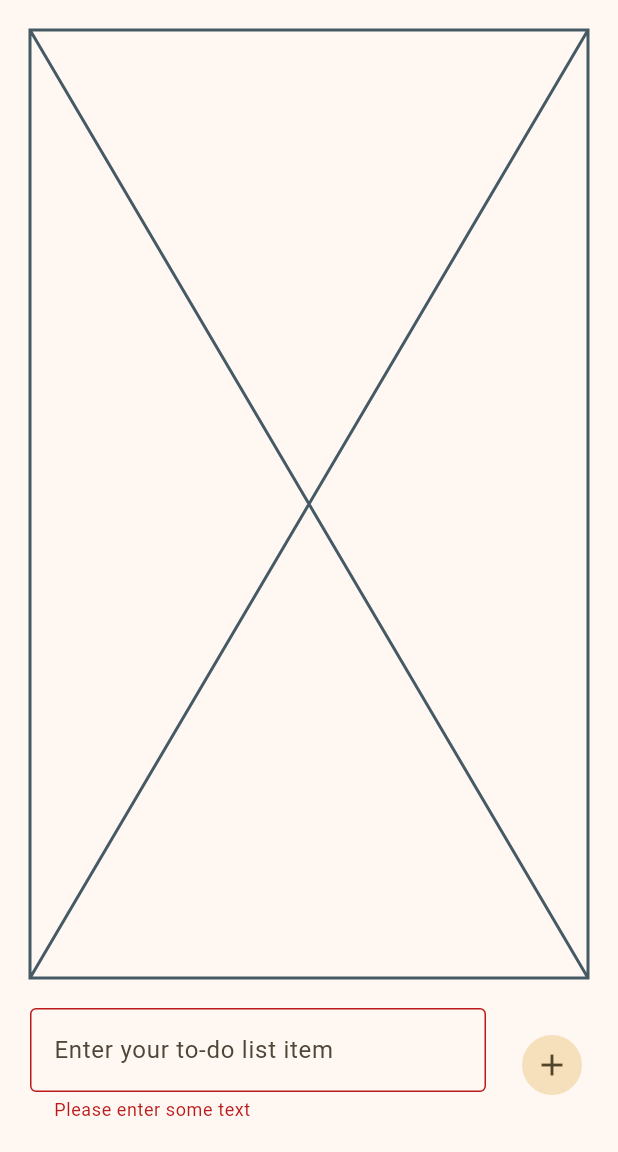
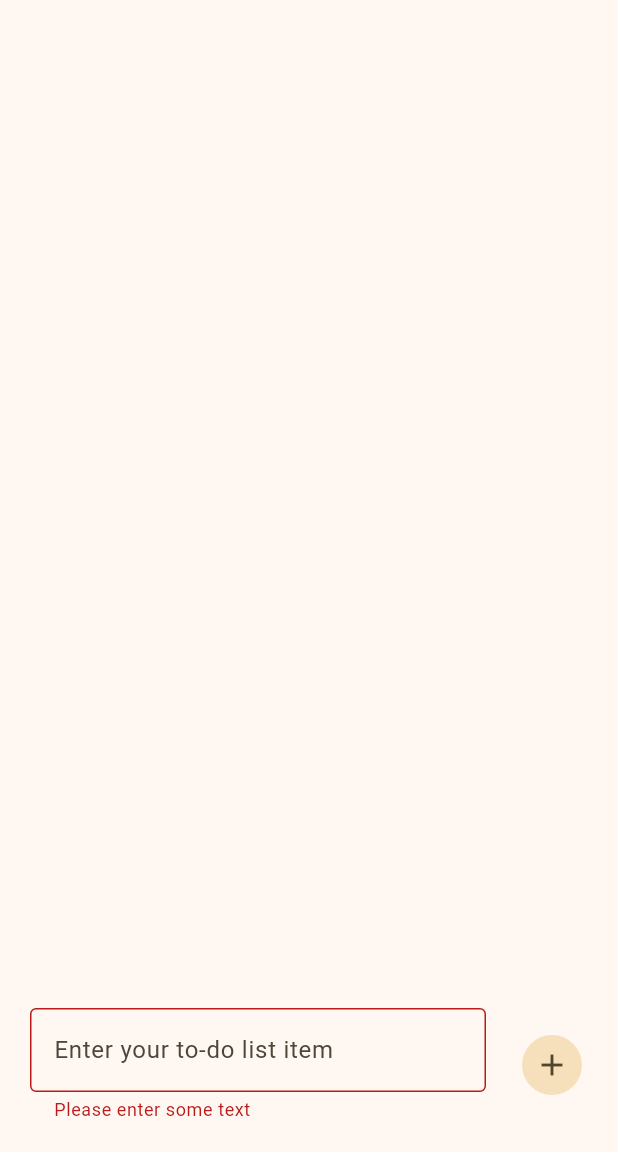
Before and after one commit to Lurky-phish-2085/just_do_it_xplat, a Flutter app: the screen it shows after launch, after a tap on the "add" icon, on a phone screen of 412 x 824 dp, the part 84-1236 px from its top. Run offline on Flutter 3.47's test engine with Material 3 defaults, Android fonts, the phone set to English and light mode, and no system bars.

Commit message:
Add `Item` class

```diff
--- a/lib/main.dart
+++ b/lib/main.dart
@@ -24,9 +24,9 @@
 }
 
 class MyAppState extends ChangeNotifier {
-  var items = <String>[];
+  var items = <Item>[];
 
-  void addItem(String item) {
+  void addItem(Item item) {
     items.add(item);
 
     notifyListeners();
@@ -56,13 +56,34 @@
           child: Column(
             mainAxisAlignment: MainAxisAlignment.center,
             spacing: 20.0,
-            children: <Widget>[
-              Expanded(child: const Placeholder()),
-              AddItemForm(),
-            ],
+            children: <Widget>[Expanded(child: DoItList()), AddItemForm()],
           ),
         ),
       ),
+    );
+  }
+}
+
+class DoItList extends StatelessWidget {
+  const DoItList({super.key});
+
+  @override
+  Widget build(BuildContext context) {
+    var appState = context.watch<MyAppState>();
+
+    return ListView(
+      children: [
+        for (var item in appState.items)
+          Card(
+            elevation: 1.0,
+            child: ListTile(
+              title: Center(child: Text(item.name)),
+              titleTextStyle: Theme.of(context).textTheme.headlineLarge,
+              leading: Checkbox(value: false, onChanged: (value) => value),
+              trailing: Icon(Icons.delete),
+            ),
+          ),
+      ],
     );
   }
 }
@@ -107,7 +128,7 @@
           IconButton.filledTonal(
             onPressed: () {
               if (_formKey.currentState!.validate()) {
-                appState.addItem(textFieldController.text);
+                appState.addItem(Item(name: textFieldController.text));
                 textFieldController.text = '';
               }
             },
@@ -118,3 +139,16 @@
     );
   }
 }
+
+class Item {
+  Item({required this.name, this.checked = false});
+
+  final String name;
+  bool checked;
+
+  bool toggleCheck() {
+    checked = !checked;
+
+    return checked;
+  }
+}
```
